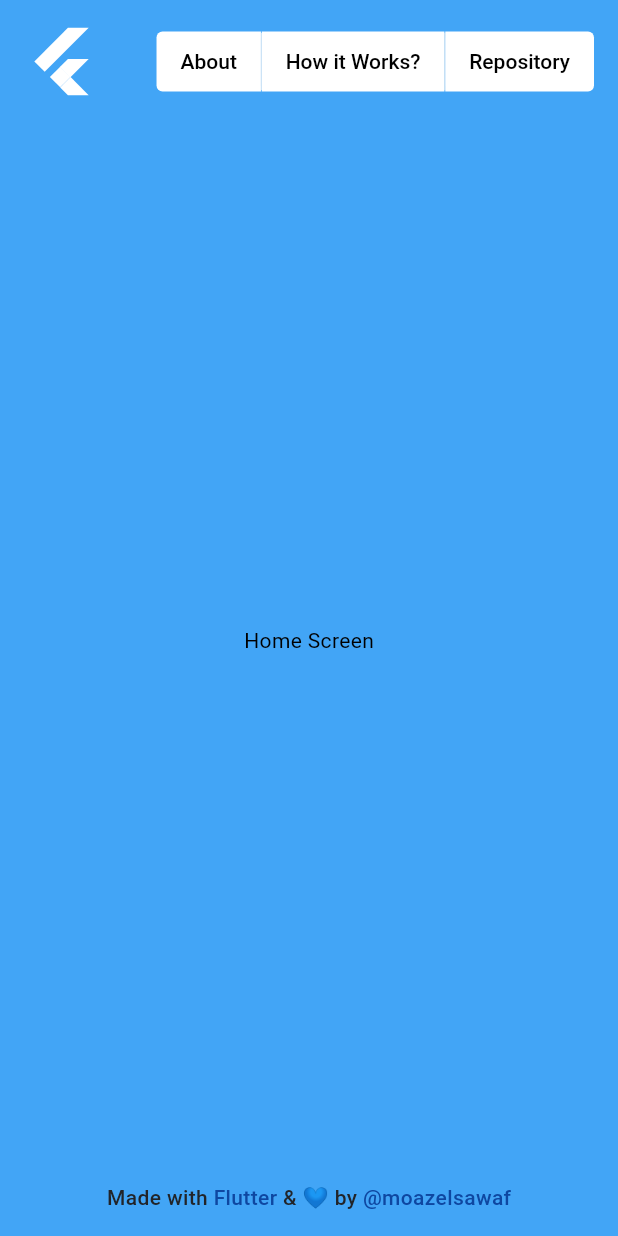
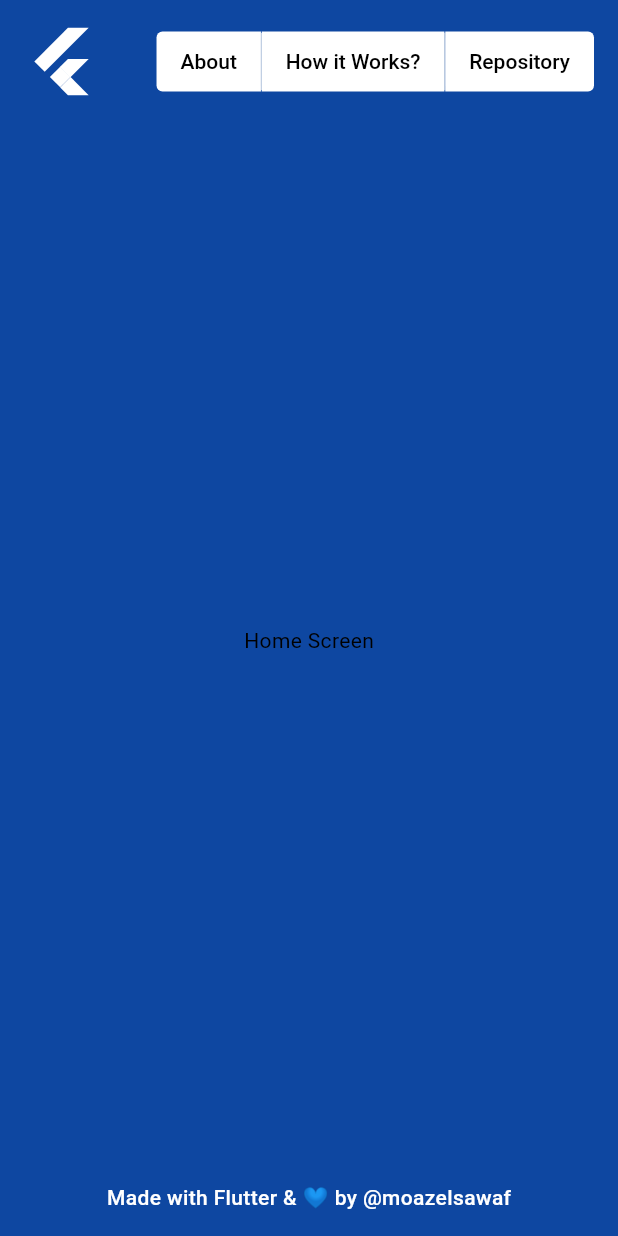
Before and after one commit to moazelsawaf/made_with_flutter, a Flutter app: the BaseScaffoldDesktop screen opened directly, on a phone screen of 412 x 824 dp. Run offline on Flutter 3.47's test engine with Material 2 defaults, Android fonts, the phone set to English and light mode, and no system bars; our stand-ins replace dotted_border, responsive_builder.

Commit message:
style: :lipstick: swap primary and secondary colors

```diff
--- a/lib/ui/widgets/base_scaffold/base_scaffold_desktop/base_scaffold_desktop.dart
+++ b/lib/ui/widgets/base_scaffold/base_scaffold_desktop/base_scaffold_desktop.dart
@@ -25,7 +25,8 @@ class BaseScaffoldDesktop extends StatelessWidget {
               const Padding(
                 padding: EdgeInsets.all(16),
                 child: Credits(
-                  linkColor: ColorsPalette.secondaryColor,
+                  color: ColorsPalette.white,
+                  linkColor: ColorsPalette.white,
                 ),
               ),
             ],
--- a/lib/utils/colors_palette.dart
+++ b/lib/utils/colors_palette.dart
@@ -3,27 +3,27 @@ import 'package:flutter/material.dart';
 class ColorsPalette {
   ColorsPalette._();
 
-  static const _primaryColorValue = 0xFF42A5F6;
+  static const _primaryColorValue = 0xFF0E47A1;
 
   static const primarySwatch = MaterialColor(
     _primaryColorValue,
     {
-      50: Color(0xFFE8F4FE),
-      100: Color(0xFFC6E4FC),
-      200: Color(0xFFA1D2FB),
-      300: Color(0xFF7BC0F9),
-      400: Color(0xFF5EB3F7),
+      050: Color(0xFFE2E9F4),
+      100: Color(0xFFB7C8E3),
+      200: Color(0xFF87A3D0),
+      300: Color(0xFF567EBD),
+      400: Color(0xFF3263AF),
       500: Color(_primaryColorValue),
-      600: Color(0xFF3C9DF5),
-      700: Color(0xFF3393F3),
-      800: Color(0xFF2B8AF2),
-      900: Color(0xFF1D79EF),
+      600: Color(0xFF0C4099),
+      700: Color(0xFF0A378F),
+      800: Color(0xFF082F85),
+      900: Color(0xFF042074),
     },
   );
 
   // Main Colors
   static const primaryColor = Color(_primaryColorValue);
-  static const secondaryColor = Color(0xFF0E47A1);
+  static const secondaryColor = Color(0xFF42A5F6);
 
   // Whites and Blacks
   static const white = Color(0xFFFFFFFF);
```
